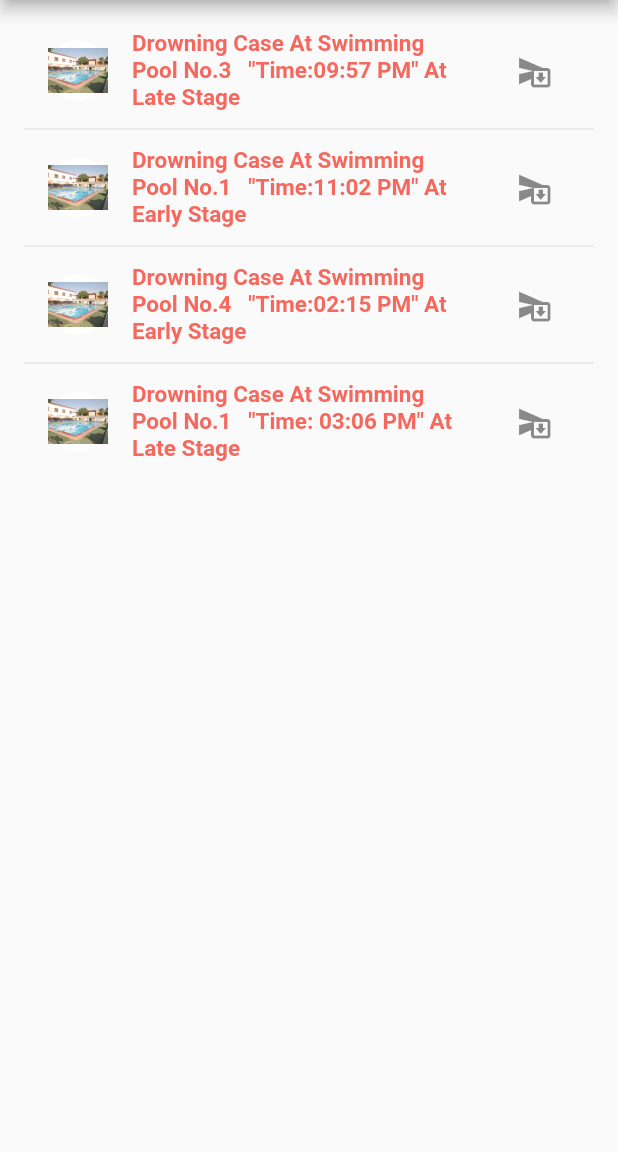
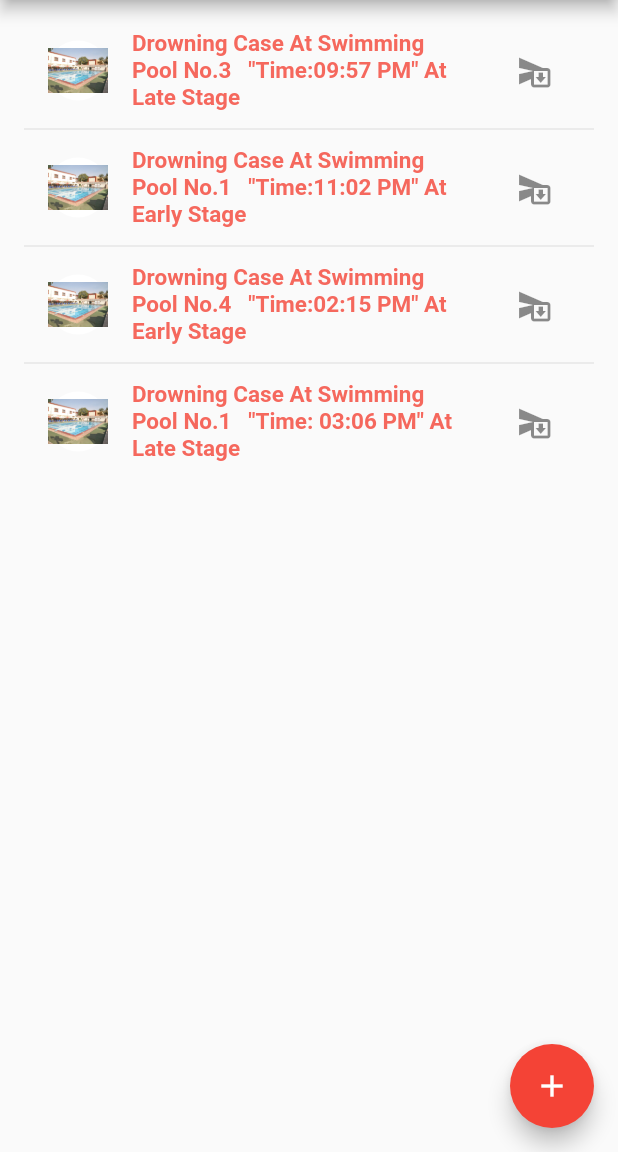
Before and after one commit to Abdelazizmuhmd/drowning-detection, a Flutter app: the lifeguard_notify screen opened directly, on a phone screen of 412 x 824 dp, the part 84-1236 px from its top. Run offline on Flutter 3.47's test engine with Material 2 defaults, Android fonts, the phone set to English and light mode, and no system bars; our stand-ins replace shared_preferences; accounts and stored records are empty.

Commit message:
floatButton_lifeGuard_notifications

```diff
--- a/pooleye-main/lib/view/lifeguard_notifications.dart
+++ b/pooleye-main/lib/view/lifeguard_notifications.dart
@@ -319,6 +319,13 @@ class lifeguard extends State<lifeguard_notify> {
         backgroundColor: c1,
       ),
       body: _buildChatList(),
+      floatingActionButton: FloatingActionButton(
+        onPressed: () {
+          showReport();
+        },
+        child: Icon(Icons.add),
+        backgroundColor: Colors.red,
+      ),
     );
   }
 }
```
Also changed, not shown: 3 other files.
